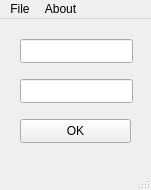
First picture: the form in Source/mainwindow.ui, repository Andrey-Fog/TextExportCpp, before the edit.
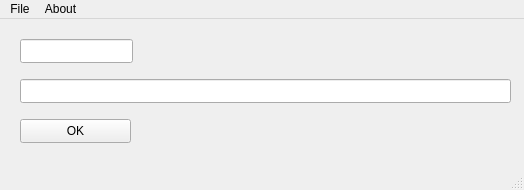
Second picture: the form after the edit.

Diff of the .ui file:
```diff
--- a/Source/mainwindow.ui
+++ b/Source/mainwindow.ui
@@ -6,7 +6,7 @@
    <rect>
     <x>0</x>
     <y>0</y>
-    <width>151</width>
+    <width>524</width>
     <height>190</height>
    </rect>
   </property>
@@ -42,7 +42,7 @@
      <rect>
       <x>20</x>
       <y>60</y>
-      <width>113</width>
+      <width>491</width>
       <height>24</height>
      </rect>
     </property>
@@ -53,7 +53,7 @@
     <rect>
      <x>0</x>
      <y>0</y>
-     <width>151</width>
+     <width>524</width>
      <height>21</height>
     </rect>
    </property>
```
